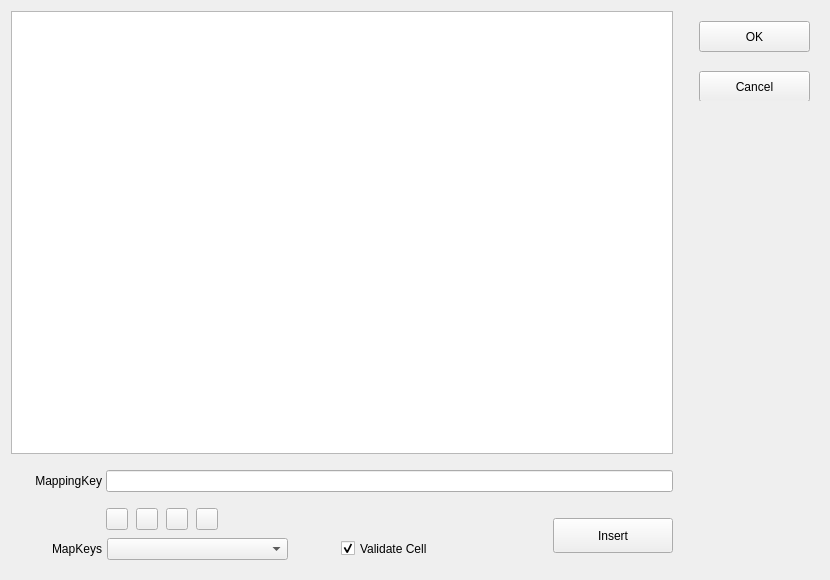
Above: QKeyMapper/qmappingsequenceedit.ui from Zalafina/QKeyMapper before the change. Below: the same form after it.
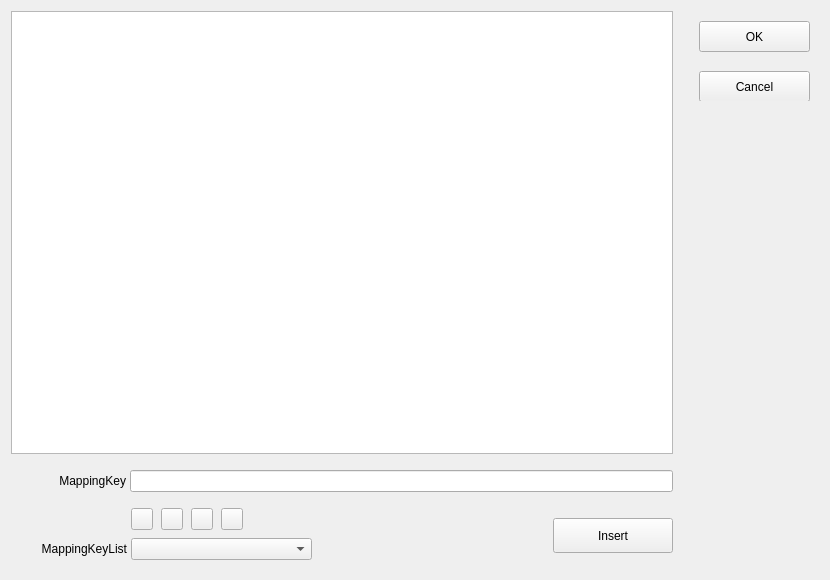
That is the form after the change. Custom widgets are drawn as their Qt base class.

Commit message: Add MappingSequenceEditor - part2.

What changed in the file:
```diff
--- a/QKeyMapper/qmappingsequenceedit.ui
+++ b/QKeyMapper/qmappingsequenceedit.ui
@@ -118,13 +118,13 @@
        </property>
        <property name="minimumSize">
         <size>
-         <width>91</width>
+         <width>115</width>
          <height>22</height>
         </size>
        </property>
        <property name="maximumSize">
         <size>
-         <width>91</width>
+         <width>115</width>
          <height>22</height>
         </size>
        </property>
@@ -172,20 +172,20 @@
        </property>
        <property name="minimumSize">
         <size>
-         <width>470</width>
+         <width>310</width>
          <height>53</height>
         </size>
        </property>
        <property name="maximumSize">
         <size>
-         <width>470</width>
+         <width>310</width>
          <height>53</height>
         </size>
        </property>
        <widget class="QPushButton" name="mapList_SelectKeyboardButton">
         <property name="geometry">
          <rect>
-          <x>95</x>
+          <x>120</x>
           <y>0</y>
           <width>22</width>
           <height>22</height>
@@ -231,7 +231,7 @@
        <widget class="QPushButton" name="mapList_SelectFunctionButton">
         <property name="geometry">
          <rect>
-          <x>185</x>
+          <x>210</x>
           <y>0</y>
           <width>22</width>
           <height>22</height>
@@ -271,7 +271,7 @@
        <widget class="QPushButton" name="mapList_SelectGamepadButton">
         <property name="geometry">
          <rect>
-          <x>155</x>
+          <x>180</x>
           <y>0</y>
           <width>22</width>
           <height>22</height>
@@ -311,7 +311,7 @@
        <widget class="QPushButton" name="mapList_SelectMouseButton">
         <property name="geometry">
          <rect>
-          <x>125</x>
+          <x>150</x>
           <y>0</y>
           <width>22</width>
           <height>22</height>
@@ -351,14 +351,14 @@
        <widget class="QLabel" name="mapkeyLabel">
         <property name="geometry">
          <rect>
-          <x>0</x>
+          <x>-5</x>
           <y>30</y>
-          <width>91</width>
+          <width>121</width>
           <height>22</height>
          </rect>
         </property>
         <property name="text">
-         <string>MapKeys</string>
+         <string>MappingKeyList</string>
         </property>
         <property name="alignment">
          <set>Qt::AlignmentFlag::AlignRight|Qt::AlignmentFlag::AlignTrailing|Qt::AlignmentFlag::AlignVCenter</set>
@@ -367,7 +367,7 @@
        <widget class="KeyListComboBox" name="MappingSequenceEdit_MappingKeyListComboBox">
         <property name="geometry">
          <rect>
-          <x>96</x>
+          <x>120</x>
           <y>30</y>
           <width>181</width>
           <height>22</height>
@@ -389,25 +389,6 @@
          <enum>Qt::FocusPolicy::ClickFocus</enum>
         </property>
        </widget>
-       <widget class="QCheckBox" name="validateCellCheckBox">
-        <property name="geometry">
-         <rect>
-          <x>330</x>
-          <y>30</y>
-          <width>141</width>
-          <height>21</height>
-         </rect>
-        </property>
-        <property name="focusPolicy">
-         <enum>Qt::FocusPolicy::NoFocus</enum>
-        </property>
-        <property name="text">
-         <string>Validate Cell</string>
-        </property>
-        <property name="checked">
-         <bool>true</bool>
-        </property>
-       </widget>
       </widget>
      </item>
      <item>
```
Left out of the diff: 2 changed lines with no effect on the pictures. The commit also changes 10 other files.
